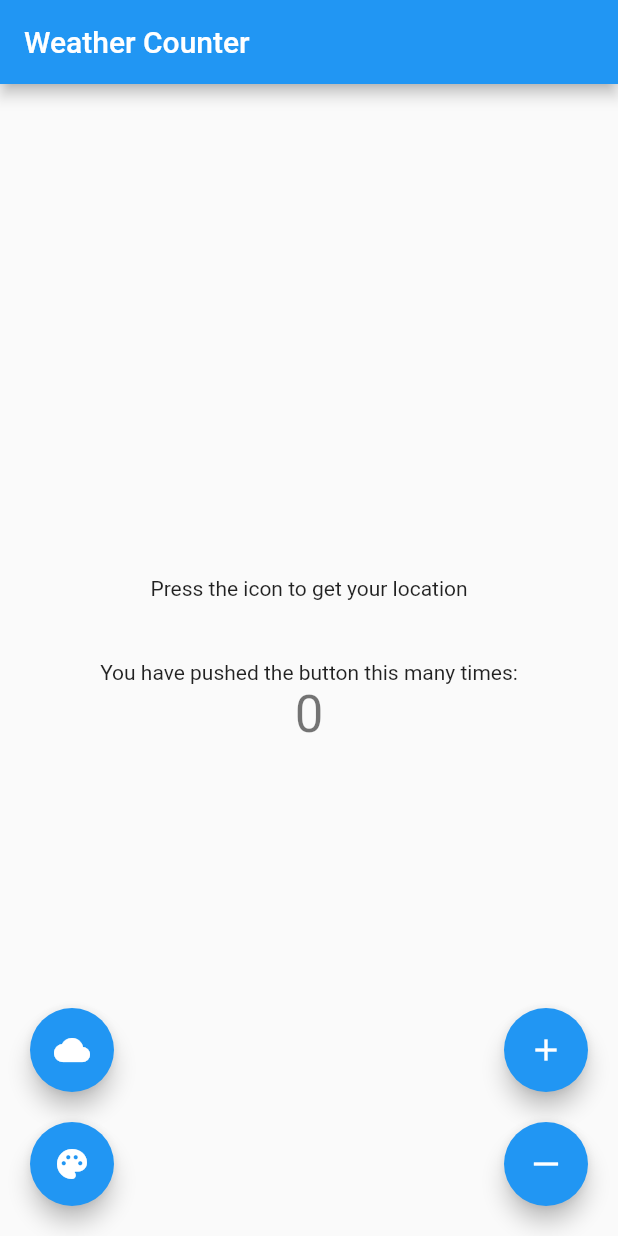
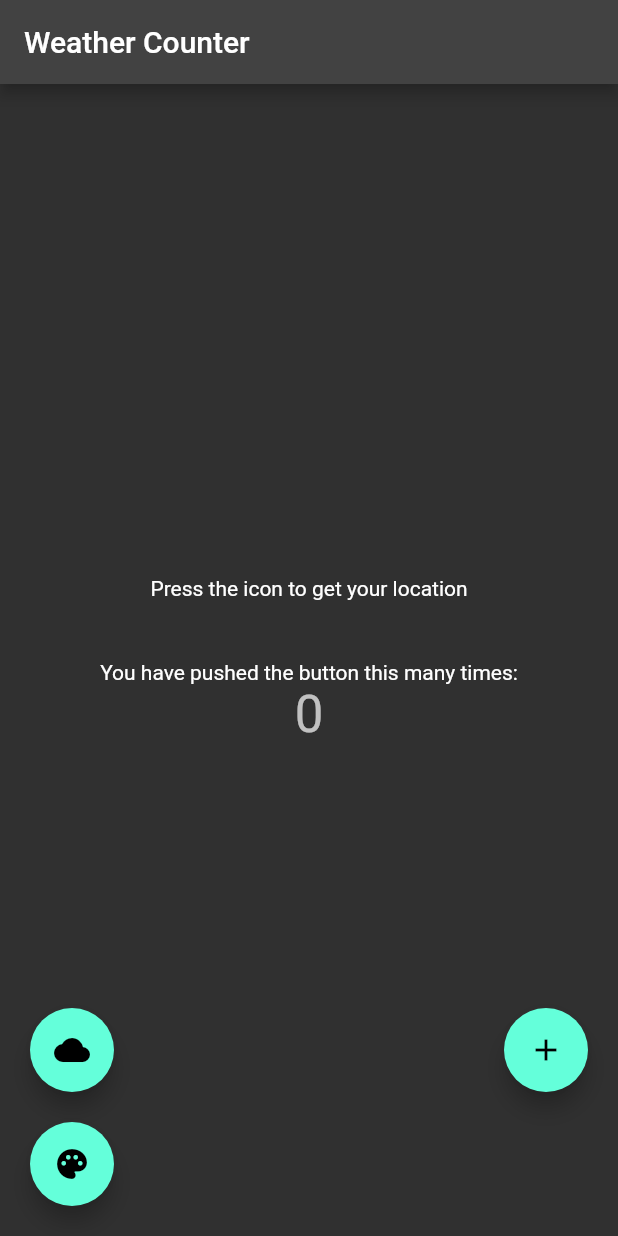
Before and after one commit to uluhulu/ptolemay_test_app, a Flutter app: the screen it shows after launch, after a tap on the "palette" icon, on a phone screen of 412 x 824 dp. Run offline on Flutter 3.47's test engine with Material 2 defaults, Android fonts, the phone set to English and light mode, and no system bars; our stand-ins replace flutter_bloc.

Commit message:
Added State Management:  - for counter  - for theme

```diff
--- /dev/null
+++ b/lib/bloc/main_page_bloc.dart
@@ -0,0 +1,32 @@
+import 'package:flutter/material.dart';
+import 'package:flutter_bloc/flutter_bloc.dart';
+import 'package:ptolemay_test_app/bloc/main_page_state.dart';
+
+class MainPageBloc extends Cubit<MainPageState> {
+  MainPageBloc() : super(MainPageState.initial());
+
+  void increaseCounter() {
+    if (state.counterValue < 10) {
+      emit(state.copyWith(counterValue: state.counterValue + 1));
+    }
+  }
+
+  void decreaseCounter() {
+    if (state.counterValue > 0) {
+      if (state.themeData == ThemeData.light()) {
+        emit(state.copyWith(counterValue: state.counterValue - 1));
+      } else {
+        state.counterValue == 1
+            ? emit(state.copyWith(counterValue: state.counterValue - 1))
+            : emit(state.copyWith(counterValue: state.counterValue - 2));
+      }
+    }
+  }
+
+  void changeThemeData() {
+    emit(state.copyWith(
+        themeData: state.themeData == ThemeData.light()
+            ? ThemeData.dark()
+            : ThemeData.light()));
+  }
+}
--- /dev/null
+++ b/lib/bloc/main_page_state.dart
@@ -0,0 +1,22 @@
+import 'package:flutter/material.dart';
+
+class MainPageState {
+  final int counterValue;
+  final ThemeData themeData;
+
+  MainPageState({
+    required this.counterValue,
+    required this.themeData,
+  });
+
+  MainPageState.initial():
+        counterValue = 0,
+        themeData = ThemeData.light();
+
+  MainPageState copyWith({int? counterValue, ThemeData? themeData}) {
+    return MainPageState(
+      counterValue: counterValue ?? this.counterValue,
+      themeData: themeData ?? this.themeData,
+    );
+  }
+}
--- a/lib/main.dart
+++ b/lib/main.dart
@@ -1,4 +1,7 @@
 import 'package:flutter/material.dart';
+import 'package:flutter_bloc/flutter_bloc.dart';
+import 'package:ptolemay_test_app/bloc/main_page_bloc.dart';
+import 'package:ptolemay_test_app/bloc/main_page_state.dart';
 
 void main() {
   runApp(const MyApp());
@@ -9,11 +12,16 @@ class MyApp extends StatelessWidget {
 
   @override
   Widget build(BuildContext context) {
+    return BlocProvider(
+      create: (context) => MainPageBloc(),
+      child: BlocBuilder<MainPageBloc, MainPageState>(
+        builder: (BuildContext context, state) {
           return MaterialApp(
-      theme: ThemeData(
-        primarySwatch: Colors.blue,
+            theme: state.themeData,
+            home: const MyHomePage(title: 'Weather Counter'),
+          );
+        },
       ),
-      home: const MyHomePage(title: 'Weather Counter'),
     );
   }
 }
@@ -28,16 +36,16 @@ class MyHomePage extends StatefulWidget {
 }
 
 class _MyHomePageState extends State<MyHomePage> {
-  int _counter = 0;
-  double scale = 1;
-
   @override
   Widget build(BuildContext context) {
     return Scaffold(
       appBar: AppBar(
         title: Text(widget.title),
       ),
-      body: Stack(
+      body: BlocBuilder<MainPageBloc, MainPageState>(
+          builder: (BuildContext context, state) {
+        var cubit = BlocProvider.of<MainPageBloc>(context);
+        return Stack(
           children: [
             Center(
               child: Column(
@@ -53,7 +61,7 @@ class _MyHomePageState extends State<MyHomePage> {
                     'You have pushed the button this many times:',
                   ),
                   Text(
-                  '$_counter',
+                    '${state.counterValue}',
                     style: Theme.of(context).textTheme.headline4,
                   ),
                 ],
@@ -67,14 +75,16 @@ class _MyHomePageState extends State<MyHomePage> {
                   mainAxisAlignment: MainAxisAlignment.end,
                   children: [
                     FloatingActionButton(
-                    onPressed: (){},
+                      onPressed: () {},
                       child: const Icon(Icons.cloud),
                     ),
                     const SizedBox(
                       height: 20,
                     ),
                     FloatingActionButton(
-                    onPressed: (){},
+                      onPressed: () {
+                        cubit.changeThemeData();
+                      },
                       child: const Icon(Icons.palette),
                     ),
                   ],
@@ -89,11 +99,13 @@ class _MyHomePageState extends State<MyHomePage> {
                   mainAxisAlignment: MainAxisAlignment.end,
                   children: [
                     AnimatedScale(
-                    scale: scale,
+                      scale: state.counterValue == 10 ? 0 : 1,
                       duration: const Duration(milliseconds: 300),
+                      curve: Curves.easeInOut,
                       child: FloatingActionButton(
-                      onPressed: (){},
-                      tooltip: 'Increment',
+                        onPressed: () {
+                          cubit.increaseCounter();
+                        },
                         child: const Icon(Icons.add),
                       ),
                     ),
@@ -101,10 +113,13 @@ class _MyHomePageState extends State<MyHomePage> {
                       height: 20,
                     ),
                     AnimatedScale(
-                    scale: scale,
+                      scale: state.counterValue == 0 ? 0 : 1,
                       duration: const Duration(milliseconds: 300),
+                      curve: Curves.easeInOut,
                       child: FloatingActionButton(
-                      onPressed: (){},
+                        onPressed: () {
+                          cubit.decreaseCounter();
+                        },
                         child: const Icon(Icons.horizontal_rule),
                       ),
                     ),
@@ -113,7 +128,8 @@ class _MyHomePageState extends State<MyHomePage> {
               ),
             ),
           ],
-      ),
+        );
+      }),
     );
   }
 }
```
Lines whose indentation alone changed are shown as unchanged.
